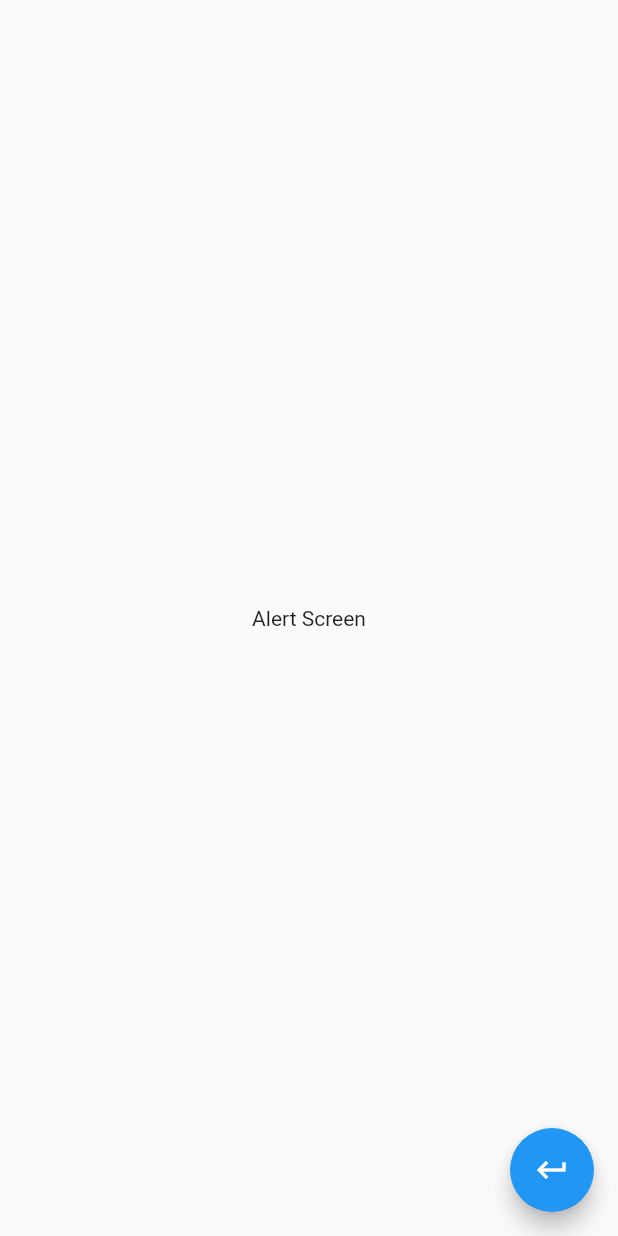
After one commit to MattZKruspe/Componentes, a Flutter app: the screen it shows after launch, after a tap on "Entradas de datos", on a phone screen of 412 x 824 dp. The commit adds this screen. Run offline on Flutter 3.47's test engine with Material 2 defaults, Android fonts, the phone set to English and light mode, and no system bars; missing offline and left inert: dart:js.

Commit message:
Third Commit

```diff
--- a/lib/main.dart
+++ b/lib/main.dart
@@ -1,3 +1,4 @@
+import 'package:componentes/ui/screens/alerts.dart';
 import 'package:componentes/ui/screens/home_page_temp.dart';
 import 'package:flutter/material.dart';
 
@@ -8,10 +9,20 @@ class MyApp extends StatelessWidget {
 
   @override
   Widget build(BuildContext context) {
-    return const MaterialApp(
+    return MaterialApp(
       title: 'Componentes App',
       debugShowCheckedModeBanner: false,
-      home: HomePageTemp(),
+      // home: HomePageTemp(),
+      initialRoute: '/',
+      routes: <String, WidgetBuilder>{
+        '/': (BuildContext context) => const HomePageTemp(),
+        'alert' : (BuildContext context) => const AlertScreen(),
+      },
+      onGenerateRoute: (RouteSettings settings){
+        print('Ruta llamada: ${settings.name}');
+        return MaterialPageRoute(
+          builder: (BuildContext context) => const AlertScreen());
+      },
     );
   }
 }
--- /dev/null
+++ b/lib/ui/screens/alerts.dart
@@ -0,0 +1,18 @@
+import 'package:flutter/material.dart';
+
+class AlertScreen extends StatelessWidget {
+  const AlertScreen({super.key});
+
+  @override
+  Widget build(BuildContext context) {
+    return  Scaffold(
+      body:const Center (child: Text('Alert Screen'),),
+      floatingActionButton: FloatingActionButton(
+        onPressed: () {
+          Navigator.pop(context);
+        },
+        child:const Icon(Icons.keyboard_return_outlined),
+      ),
+    );
+  }
+}
--- a/lib/ui/screens/home_page_temp.dart
+++ b/lib/ui/screens/home_page_temp.dart
@@ -1,4 +1,5 @@
 import 'dart:js';
+import 'package:componentes/ui/screens/alerts.dart';
 import 'package:componentes/utils/icon_mapping.dart';
 import 'package:componentes/providers/menu_provider.dart';
 import 'package:flutter/material.dart';
@@ -22,17 +23,18 @@ Widget _lista() {
   /*Recuperación de datos de un archivo json*/
   return FutureBuilder(
     future: menuProvider.loadData(), //indicando lo que queremos esperar
+    initialData: const [ ],
     builder: (BuildContext context, AsyncSnapshot<List<dynamic>> snapshot) {
-      print('builder: ');
-      print(snapshot.data);
+      // print('builder: ');
+      // print(snapshot.data);
       return ListView(
-        children: _listaItems(snapshot.data as List<dynamic>),
+        children: _listaItems(snapshot.data as List<dynamic>, context),
       );
     },
   );
 }
 
-List<Widget> _listaItems(List<dynamic> data) {
+List<Widget> _listaItems(List<dynamic> data, BuildContext context) {
   final List<Widget> opciones = [];
   IconMapping iconMap = const IconMapping();
 
@@ -45,7 +47,13 @@ List<Widget> _listaItems(List<dynamic> data) {
         color: Colors.blue,
       ),
       subtitle: Text(opt['texto2']),
-      onTap: () {},
+      onTap: () {
+        // final route = MaterialPageRoute(builder: (context) {
+        //   return const AlertScreen();
+        // });
+        Navigator.pushNamed(context, opt['ruta']);
+        // Navigator.push(context, route);
+      },
     );
     opciones
       ..add(tile)
```
Also changed, not shown: lib/ui/screens/input_screen.dart (added, +12 -0 lines).
